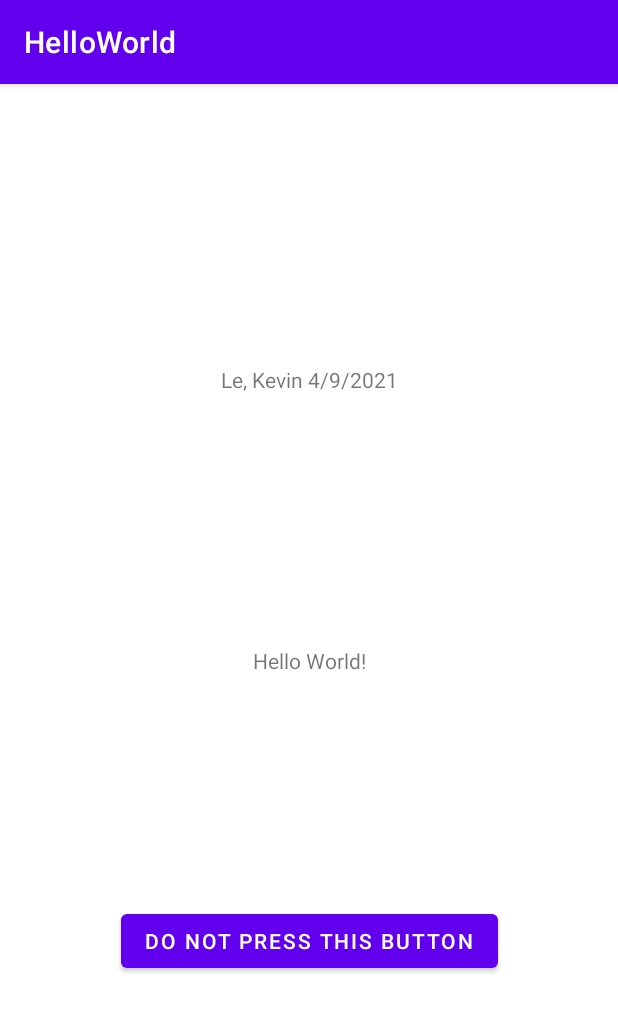
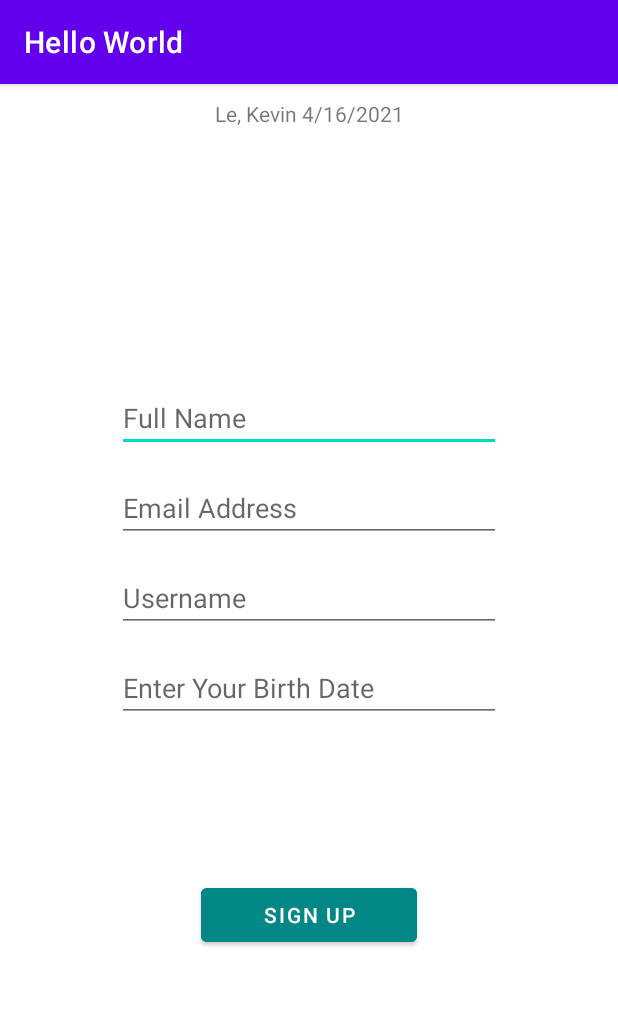
Before and after one commit to kevinles117/ad340spring2021, an Android app: the screen it shows after launch (MainActivity), on a phone screen of 412 x 824 dp. Shown: the top 1012 px of the screen. Run offline under Robolectric (Android 15) with nearby library versions, the phone set to English and light mode, and no system bars.

Commit message:
Created a form and second activity

```diff
--- a/app/src/main/AndroidManifest.xml
+++ b/app/src/main/AndroidManifest.xml
@@ -9,6 +9,7 @@
         android:roundIcon="@mipmap/ic_launcher_round"
         android:supportsRtl="true"
         android:theme="@style/Theme.HelloWorld">
+        <activity android:name=".SignUpActivity"></activity>
         <activity android:name=".MainActivity">
             <intent-filter>
                 <action android:name="android.intent.action.MAIN" />
--- a/app/src/main/java/com/example/helloworld/MainActivity.java
+++ b/app/src/main/java/com/example/helloworld/MainActivity.java
@@ -2,20 +2,102 @@ package com.example.helloworld;
 
 import androidx.appcompat.app.AppCompatActivity;
 
+import android.app.DatePickerDialog;
+import android.content.Intent;
 import android.os.Bundle;
+import android.text.InputType;
+import android.util.Log;
 import android.view.View;
 import android.widget.Button;
+import android.widget.DatePicker;
+import android.widget.EditText;
 import android.widget.Toast;
 
+import java.time.LocalDate;
+import java.time.Period;
+import java.util.Calendar;
+
 public class MainActivity extends AppCompatActivity {
+    private static final String TAG = MainActivity.class.getSimpleName();
+
+    DatePickerDialog datePicker;
+    EditText birthDateText;
+    EditText nameEditText;
+    EditText emailEditText;
+    EditText usernameEditText;
+    String name;
+    String email;
+    String username;
+    int age;
+    Button getButton;
 
     @Override
     protected void onCreate(Bundle savedInstanceState) {
         super.onCreate(savedInstanceState);
         setContentView(R.layout.activity_main);
+
+        birthDateText = (EditText) findViewById(R.id.birth_date);
+        birthDateText.setInputType(InputType.TYPE_NULL);
+        birthDateText.setOnClickListener(new View.OnClickListener() {
+            @Override
+            public void onClick(View v) {
+                final Calendar calendar = Calendar.getInstance();
+                int day = calendar.get(Calendar.DAY_OF_MONTH);
+                int month = calendar.get(Calendar.MONTH);
+                int year = calendar.get(Calendar.YEAR);
+
+                datePicker = new DatePickerDialog(MainActivity.this,
+                        new DatePickerDialog.OnDateSetListener() {
+                            @Override
+                            public void onDateSet(DatePicker view, int year, int monthOfYear, int dayOfMonth) {
+                                birthDateText.setText((monthOfYear +1) + "/" + dayOfMonth + "/" + year);
+                                age = getAge(year, monthOfYear, dayOfMonth);
+                                Log.i(TAG,"Age: " + String.valueOf(age));
+                            }
+                        }, year, month, day);
+                datePicker.show();
+            }
+        });
     }
 
-    public void sendMessage(View view) {
-        Toast.makeText(this.getApplicationContext(), R.string.toast_text, Toast.LENGTH_LONG).show();
+    @Override
+    protected void onResume() {
+        super.onResume();
+//        nameEditText.setText("");
+//        emailEditText.setText("");
+//        usernameEditText.setText("");
     }
+
+    public void signUpButtonHandler(View view) {
+
+        nameEditText = (EditText) findViewById(R.id.name);
+        name = nameEditText.getText().toString();
+        Log.i(TAG, "Name: " + name);
+
+        emailEditText = (EditText) findViewById(R.id.email);
+        email = emailEditText.getText().toString();
+        Log.i(TAG,"Email: " + email);
+
+        usernameEditText = (EditText) findViewById(R.id.username);
+        username = usernameEditText.getText().toString();
+        Log.i(TAG ,"Username: " + username);
+
+        if(
+                (name != null && name.trim().isEmpty()) ||
+                (email != null && email.trim().isEmpty()) ||
+                (username != null && username.trim().isEmpty()) ) {
+            Toast toast = Toast.makeText(getApplicationContext(), "Please fill out all forms", Toast.LENGTH_LONG);
+            toast.show();
+            return;
+        }
+
+        Intent intent = new Intent(this, SignUpActivity.class);
+        intent.putExtra("Username", username);
+        startActivity(intent);
+    }
+
+    public int getAge(int year, int month, int dayOfMonth) {
+        return Period.between(LocalDate.of(year, month, dayOfMonth), LocalDate.now()).getYears();
+    }
+
 }
--- a/app/src/main/res/layout/activity_main.xml
+++ b/app/src/main/res/layout/activity_main.xml
@@ -1,4 +1,8 @@
 <?xml version="1.0" encoding="utf-8"?>
+
+<ScrollView android:layout_height="match_parent"
+    android:layout_width="match_parent"
+    xmlns:android="http://schemas.android.com/apk/res/android">
     <androidx.constraintlayout.widget.ConstraintLayout xmlns:android="http://schemas.android.com/apk/res/android"
         xmlns:app="http://schemas.android.com/apk/res-auto"
         xmlns:tools="http://schemas.android.com/tools"
@@ -6,35 +10,76 @@
         android:layout_height="match_parent"
         tools:context=".MainActivity">
 
+
         <TextView
+            android:id="@+id/name_and_date_id"
             android:layout_width="wrap_content"
             android:layout_height="wrap_content"
-        android:text="@string/hello_world"
-        android:id="@+id/textViewText"
-        app:layout_constraintBottom_toBottomOf="parent"
+            android:layout_marginTop="10dp"
+            android:text="@string/name_and_date_string"
             app:layout_constraintLeft_toLeftOf="parent"
             app:layout_constraintRight_toRightOf="parent"
             app:layout_constraintTop_toTopOf="parent" />
 
-    <TextView
+        <EditText
+            android:id="@+id/name"
+            style="@style/editTextStyle"
             android:layout_width="wrap_content"
             android:layout_height="wrap_content"
-        android:text="@string/name_and_date"
-        android:id="@+id/name_and_date_id"
-        app:layout_constraintBottom_toBottomOf="@id/textViewText"
-        app:layout_constraintLeft_toLeftOf="parent"
-        app:layout_constraintRight_toRightOf="parent"
+            android:layout_marginTop="200dp"
+            android:ems="12"
+            android:hint="@string/full_name_string"
+            app:layout_constraintStart_toStartOf="parent"
+            app:layout_constraintEnd_toEndOf="parent"
             app:layout_constraintTop_toTopOf="parent" />
 
-    <Button
+        <EditText
+            android:id="@+id/email"
+            style="@style/editTextStyle"
             android:layout_width="wrap_content"
             android:layout_height="wrap_content"
-        android:text="@string/button_text"
-        android:onClick="sendMessage"
-        android:id="@+id/toast_button"
-        app:layout_constraintBottom_toBottomOf="parent"
-        app:layout_constraintLeft_toLeftOf="parent"
-        app:layout_constraintRight_toRightOf="parent"
-        app:layout_constraintTop_toTopOf="@id/textViewText"/>
+            android:layout_marginTop="60dp"
+            android:ems="12"
+            android:hint="@string/email_address_string"
+            app:layout_constraintEnd_toEndOf="parent"
+            app:layout_constraintStart_toStartOf="parent"
+            app:layout_constraintTop_toTopOf="@+id/name" />
+
+        <EditText
+            android:id="@+id/username"
+            style="@style/editTextStyle"
+            android:layout_width="wrap_content"
+            android:layout_height="wrap_content"
+            android:layout_marginTop="60dp"
+            android:ems="12"
+            android:hint="@string/username_string"
+            app:layout_constraintEnd_toEndOf="parent"
+            app:layout_constraintStart_toStartOf="parent"
+            app:layout_constraintTop_toTopOf="@+id/email" />
+
+        <EditText
+            android:id="@+id/birth_date"
+            android:layout_width="wrap_content"
+            android:layout_height="wrap_content"
+            android:layout_marginTop="60dp"
+            android:ems="12"
+            android:hint="@string/birth_date_string"
+            app:layout_constraintEnd_toEndOf="parent"
+            app:layout_constraintStart_toStartOf="parent"
+            app:layout_constraintTop_toTopOf="@+id/username" />
+
+        <Button
+            android:id="@+id/sign_up_button"
+            android:backgroundTint="@color/teal_700"
+            android:layout_width="wrap_content"
+            android:layout_height="wrap_content"
+            android:layout_marginTop="150dp"
+            android:onClick="signUpButtonHandler"
+            android:ems="9"
+            android:text="@string/sign_up_string"
+            app:layout_constraintEnd_toEndOf="parent"
+            app:layout_constraintStart_toStartOf="parent"
+            app:layout_constraintTop_toTopOf="@+id/birth_date"/>
 
     </androidx.constraintlayout.widget.ConstraintLayout>
+</ScrollView>
--- a/app/src/main/res/values/strings.xml
+++ b/app/src/main/res/values/strings.xml
@@ -1,7 +1,10 @@
 <resources>
-    <string name="app_name">HelloWorld</string>
-    <string name="hello_world">Hello World!</string>
-    <string name="name_and_date">Le, Kevin 4/9/2021</string>
-    <string name="button_text">Do Not Press This Button</string>
-    <string name="toast_text">Why did you press the button??</string>
+    <string name="app_name">Hello World</string>
+    <string name="name_and_date_string">Le, Kevin 4/16/2021</string>
+    <string name="full_name_string">Full Name</string>
+    <string name="email_address_string">Email Address</string>
+    <string name="username_string">Username</string>
+    <string name="sign_up_string">Sign Up</string>
+    <string name="birth_date_string">Enter Your Birth Date</string>
+    <string name="back_button_string">Back</string>
 </resources>
--- /dev/null
+++ b/app/src/main/res/values/styles.xml
@@ -0,0 +1,8 @@
+<?xml version="1.0" encoding="utf-8"?>
+<resources>
+    <style name="editTextStyle">
+        <item name="android:maxLines">1</item>
+        <item name="android:lines">1</item>
+        <item name="android:singleLine">true</item>
+    </style>
+</resources>
```
Also changed, not shown: app/src/main/java/com/example/helloworld/SignUpActivity.java (added, +34 -0 lines), app/src/main/res/layout/activity_sign_up.xml (added, +32 -0 lines), 1 other file. Lines whose indentation alone changed are shown as unchanged.
